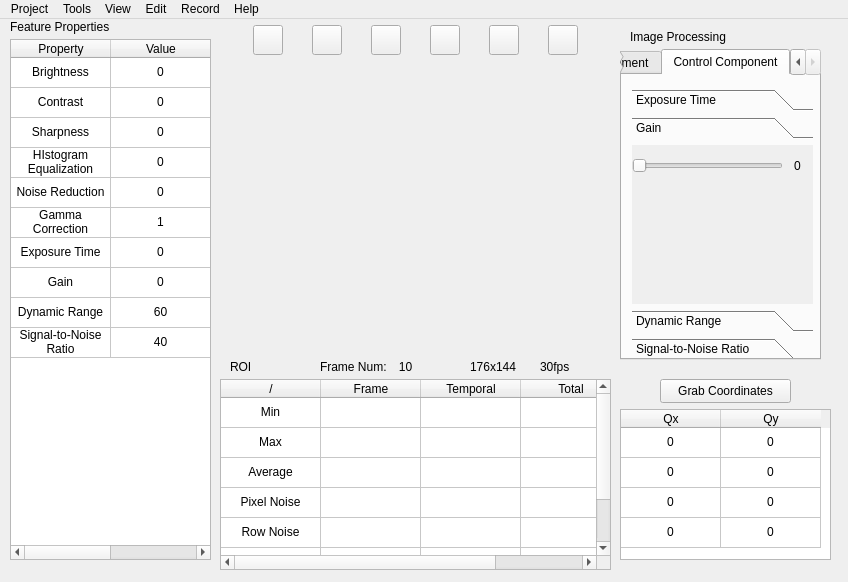
Qt form mainwindow.ui (yuranxue272181/WPIMQP) before a commit.
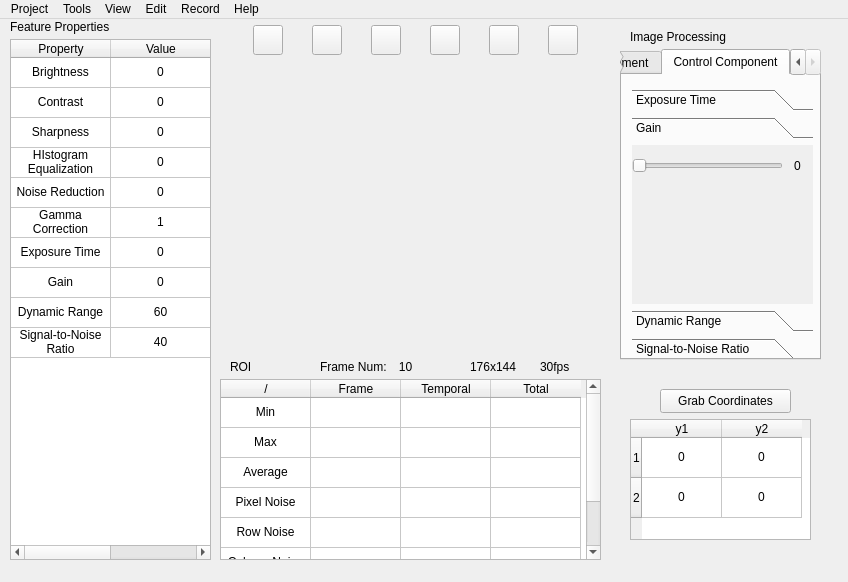
The same form after that commit.

Diff of the .ui file:
```diff
--- a/mainwindow.ui
+++ b/mainwindow.ui
@@ -930,7 +930,7 @@
     <property name="geometry">
      <rect>
       <x>660</x>
-      <y>360</y>
+      <y>370</y>
       <width>131</width>
       <height>24</height>
      </rect>
@@ -939,121 +939,21 @@
      <string>Grab Coordinates</string>
     </property>
    </widget>
-   <widget class="QTableWidget" name="coordinatesTable">
-    <property name="geometry">
-     <rect>
-      <x>620</x>
-      <y>390</y>
-      <width>211</width>
-      <height>151</height>
-     </rect>
-    </property>
-    <property name="editTriggers">
-     <set>QAbstractItemView::EditTrigger::NoEditTriggers</set>
-    </property>
-    <attribute name="horizontalHeaderVisible">
-     <bool>true</bool>
-    </attribute>
-    <attribute name="horizontalHeaderCascadingSectionResizes">
-     <bool>false</bool>
-    </attribute>
-    <attribute name="horizontalHeaderHighlightSections">
-     <bool>false</bool>
-    </attribute>
-    <attribute name="verticalHeaderVisible">
-     <bool>false</bool>
-    </attribute>
-    <row/>
-    <row/>
-    <row/>
-    <row/>
-    <column>
-     <property name="text">
-      <string>Qx</string>
-     </property>
-    </column>
-    <column>
-     <property name="text">
-      <string>Qy</string>
-     </property>
-    </column>
-    <item row="0" column="0">
-     <property name="text">
-      <string>0</string>
-     </property>
-     <property name="textAlignment">
-      <set>AlignCenter</set>
-     </property>
-    </item>
-    <item row="0" column="1">
-     <property name="text">
-      <string>0</string>
-     </property>
-     <property name="textAlignment">
-      <set>AlignCenter</set>
-     </property>
-    </item>
-    <item row="1" column="0">
-     <property name="text">
-      <string>0</string>
-     </property>
-     <property name="textAlignment">
-      <set>AlignCenter</set>
-     </property>
-    </item>
-    <item row="1" column="1">
-     <property name="text">
-      <string>0</string>
-     </property>
-     <property name="textAlignment">
-      <set>AlignCenter</set>
-     </property>
-    </item>
-    <item row="2" column="0">
-     <property name="text">
-      <string>0</string>
-     </property>
-     <property name="textAlignment">
-      <set>AlignCenter</set>
-     </property>
-    </item>
-    <item row="2" column="1">
-     <property name="text">
-      <string>0</string>
-     </property>
-     <property name="textAlignment">
-      <set>AlignCenter</set>
-     </property>
-    </item>
-    <item row="3" column="0">
-     <property name="text">
-      <string>0</string>
-     </property>
-     <property name="textAlignment">
-      <set>AlignCenter</set>
-     </property>
-    </item>
-    <item row="3" column="1">
-     <property name="text">
-      <string>0</string>
-     </property>
-     <property name="textAlignment">
-      <set>AlignCenter</set>
-     </property>
-    </item>
-   </widget>
    <widget class="QTableWidget" name="analysisTable">
     <property name="geometry">
      <rect>
       <x>220</x>
       <y>360</y>
-      <width>391</width>
-      <height>191</height>
+      <width>381</width>
+      <height>181</height>
      </rect>
     </property>
     <property name="editTriggers">
      <set>QAbstractItemView::EditTrigger::NoEditTriggers</set>
     </property>
+    <attribute name="horizontalHeaderDefaultSectionSize">
+     <number>90</number>
+    </attribute>
     <attribute name="verticalHeaderVisible">
      <bool>false</bool>
     </attribute>
@@ -1285,6 +1185,90 @@
      <set>Qt::AlignmentFlag::AlignCenter</set>
     </property>
    </widget>
+   <widget class="QTableWidget" name="coordinatesTable">
+    <property name="enabled">
+     <bool>true</bool>
+    </property>
+    <property name="geometry">
+     <rect>
+      <x>630</x>
+      <y>400</y>
+      <width>181</width>
+      <height>121</height>
+     </rect>
+    </property>
+    <property name="editTriggers">
+     <set>QAbstractItemView::EditTrigger::NoEditTriggers</set>
+    </property>
+    <property name="rowCount">
+     <number>2</number>
+    </property>
+    <attribute name="horizontalHeaderVisible">
+     <bool>true</bool>
+    </attribute>
+    <attribute name="horizontalHeaderCascadingSectionResizes">
+     <bool>false</bool>
+    </attribute>
+    <attribute name="horizontalHeaderMinimumSectionSize">
+     <number>60</number>
+    </attribute>
+    <attribute name="horizontalHeaderDefaultSectionSize">
+     <number>80</number>
+    </attribute>
+    <attribute name="horizontalHeaderHighlightSections">
+     <bool>false</bool>
+    </attribute>
+    <attribute name="verticalHeaderVisible">
+     <bool>true</bool>
+    </attribute>
+    <attribute name="verticalHeaderDefaultSectionSize">
+     <number>40</number>
+    </attribute>
+    <row/>
+    <row/>
+    <column>
+     <property name="text">
+      <string>y1</string>
+     </property>
+    </column>
+    <column>
+     <property name="text">
+      <string>y2</string>
+     </property>
+    </column>
+    <item row="0" column="0">
+     <property name="text">
+      <string>0</string>
+     </property>
+     <property name="textAlignment">
+      <set>AlignCenter</set>
+     </property>
+    </item>
+    <item row="0" column="1">
+     <property name="text">
+      <string>0</string>
+     </property>
+     <property name="textAlignment">
+      <set>AlignCenter</set>
+     </property>
+    </item>
+    <item row="1" column="0">
+     <property name="text">
+      <string>0</string>
+     </property>
+     <property name="textAlignment">
+      <set>AlignCenter</set>
+     </property>
+    </item>
+    <item row="1" column="1">
+     <property name="text">
+      <string>0</string>
+     </property>
+     <property name="textAlignment">
+      <set>AlignCenter</set>
+     </property>
+    </item>
+   </widget>
   </widget>
   <widget class="QMenuBar" name="menuBar">
    <property name="geometry">
```
